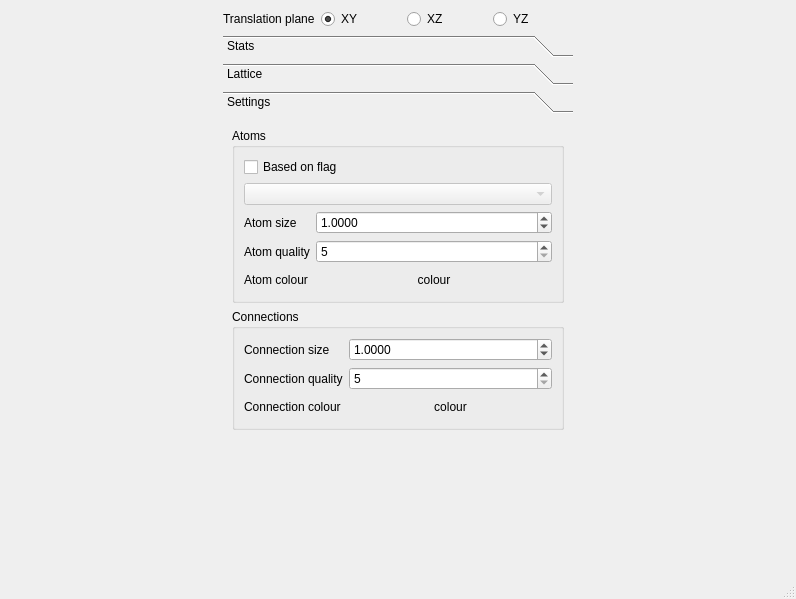
Above: viewer/mainwindow.ui from kmkolasinski/Bubel before the change. Below: the same form after it.
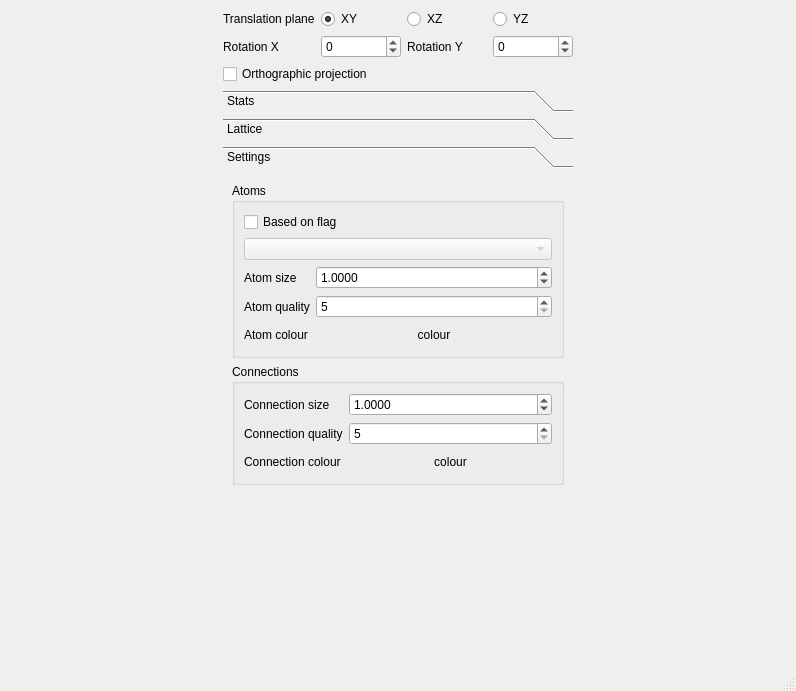
That is the form after the change.

Patch:
```diff
--- a/viewer/mainwindow.ui
+++ b/viewer/mainwindow.ui
@@ -7,7 +7,7 @@
     <x>0</x>
     <y>0</y>
     <width>796</width>
-    <height>599</height>
+    <height>691</height>
    </rect>
   </property>
   <property name="windowTitle">
@@ -60,8 +60,52 @@
           </property>
          </widget>
         </item>
+        <item row="1" column="0">
+         <widget class="QLabel" name="label_11">
+          <property name="text">
+           <string>Rotation X</string>
+          </property>
+         </widget>
+        </item>
+        <item row="1" column="1">
+         <widget class="QSpinBox" name="spinBoxRotX">
+          <property name="minimum">
+           <number>-360</number>
+          </property>
+          <property name="maximum">
+           <number>360</number>
+          </property>
+         </widget>
+        </item>
+        <item row="1" column="3">
+         <widget class="QSpinBox" name="spinBoxRotY">
+          <property name="minimum">
+           <number>-360</number>
+          </property>
+          <property name="maximum">
+           <number>360</number>
+          </property>
+          <property name="value">
+           <number>0</number>
+          </property>
+         </widget>
+        </item>
+        <item row="1" column="2">
+         <widget class="QLabel" name="label_12">
+          <property name="text">
+           <string>Rotation Y</string>
+          </property>
+         </widget>
+        </item>
        </layout>
       </item>
+      <item>
+       <widget class="QCheckBox" name="checkBoxOrthoProj">
+        <property name="text">
+         <string>Orthographic projection</string>
+        </property>
+       </widget>
+      </item>
       <item>
        <widget class="QToolBox" name="toolBox">
         <property name="sizePolicy">
@@ -231,6 +275,14 @@
          </layout>
         </widget>
         <widget class="QWidget" name="page_3">
+         <property name="geometry">
+          <rect>
+           <x>0</x>
+           <y>0</y>
+           <width>359</width>
+           <height>393</height>
+          </rect>
+         </property>
          <attribute name="label">
           <string>Settings</string>
          </attribute>
```
Left out of the diff: 8 changed lines with no effect on the pictures.
